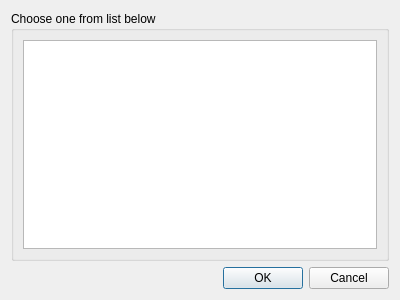
This is client/src/ui/dialogs/findappserverdialog.ui in networkoptix/nx_open as Qt 5 draws it before an edit. The edited form follows.
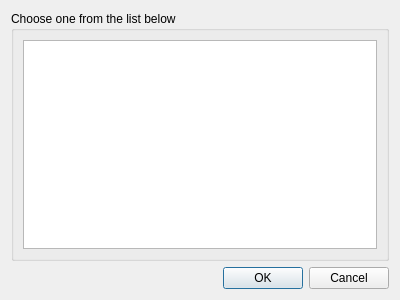
This is the edited form.

Commit message:
Fixed syntax errors in UI
<==== Mercurial data ====>
Branch: master

The edit to the form file:
```diff
--- a/client/src/ui/dialogs/findappserverdialog.ui
+++ b/client/src/ui/dialogs/findappserverdialog.ui
@@ -26,7 +26,7 @@
    <item>
     <widget class="QGroupBox" name="groupBox">
      <property name="title">
-      <string>Choose one from list below</string>
+      <string>Choose one from the list below</string>
      </property>
      <layout class="QVBoxLayout" name="verticalLayout_2">
       <item>
```
Left out of the diff: 2 changed lines with no effect on the pictures. The commit also changes 1 other file.
